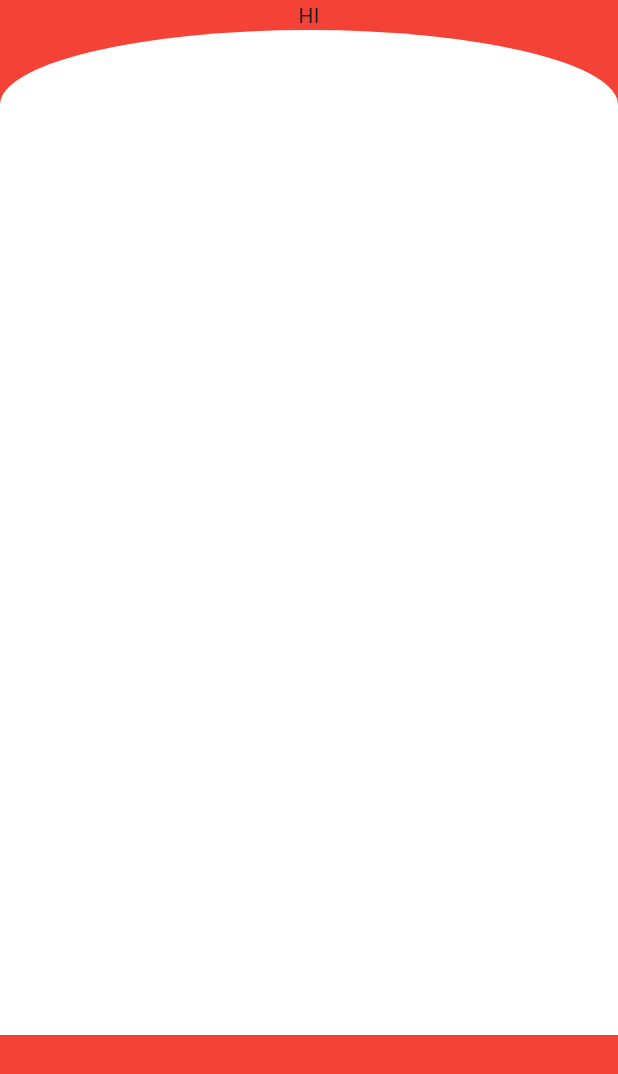
After one commit to Yyshnav/Drivingtest, a Flutter app: the screen it shows after launch, on a phone screen of 412 x 824 dp. The commit adds this screen. Shown: the top 1074 px of the screen. Run offline on Flutter 3.47's test engine with Material 3 defaults, Android fonts, the phone set to English and light mode, and no system bars; our stand-ins replace animated_notch_bottom_bar, flutter_credit_card, flutter_holo_date_picker, image_picker, pie_chart, syncfusion_flutter_charts; key blocks and very long unbroken strings in the code were emptied for the run.

Commit message:
commit 4-02

```diff
--- /dev/null
+++ b/lib/RTO/container.dart
@@ -0,0 +1,34 @@
+import 'package:flutter/material.dart';
+
+class ContainerSc extends StatelessWidget {
+  const ContainerSc({super.key});
+
+  @override
+      Widget build(BuildContext context) {
+      return Scaffold(
+        backgroundColor: Colors.red,
+        body:  Container(
+          alignment: Alignment.bottomCenter,
+          height: MediaQuery.of(context).size.height,
+          width: MediaQuery.of(context).size.width,
+          child: Column(
+            children: [
+              Text("HI"),
+              Container(
+                  height:670.0,
+                  decoration:  BoxDecoration(
+                    color: Colors.white,
+                    borderRadius: BorderRadius.vertical(
+                      top: Radius.elliptical(
+                            MediaQuery.of(context).size.width, 100.0)),
+
+                  ),
+                ),
+            ],
+          ),
+
+        ),
+
+      );
+    }
+}
--- a/lib/main.dart
+++ b/lib/main.dart
@@ -1,4 +1,6 @@
+import 'package:driving_test_automation/RTO/container.dart';
 import 'package:driving_test_automation/RTO/requestlist.dart';
+import 'package:driving_test_automation/RTO/rtohom1.dart';
 import 'package:driving_test_automation/user/models/screens/DLapplication.dart';
 import 'package:driving_test_automation/user/models/screens/LLtest.dart';
 import 'package:driving_test_automation/user/models/screens/cardpayment.dart';
@@ -34,6 +36,7 @@ class MyApp extends StatelessWidget {
 
      // NearBy()
      //Exam()
+
     //Bottom()
       //DateOfBirth()
       //HomeScreen()
@@ -41,7 +44,9 @@ class MyApp extends StatelessWidget {
       //Instructions()
       //Documents()
       //Cardpayment()
-      Requestlist()
+      //Rtohom()
+      ContainerSc()
+
     );
   }
 }
```
Also changed, not shown: lib/RTO/requestlist.dart (+8 -3 lines), lib/RTO/rtohom1.dart (added, +161 -0 lines).
